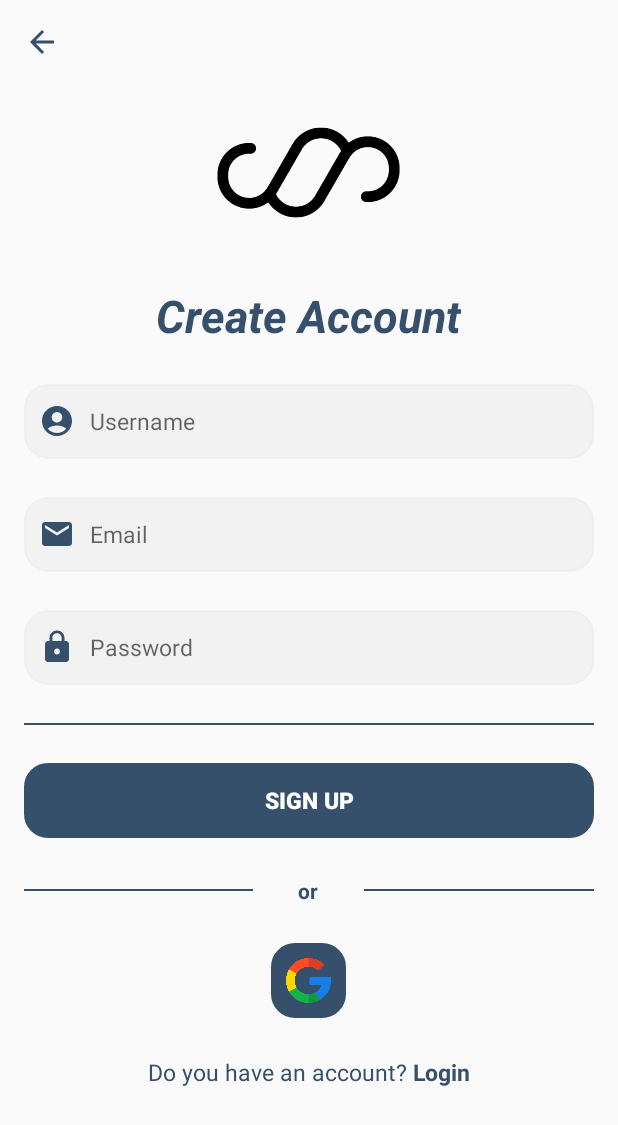
After one commit to PhoSophors/CustomKeyboard, an Android app: the layout activity_create_acc.xml on its own in the app's theme, with its tools: preview values and no code run, on a phone screen of 412 x 824 dp. The commit adds this screen. Shown: the top 1125 px of the screen. Run offline under Robolectric (Android 15) with nearby library versions, the phone set to English and light mode, and no system bars.

Commit message:
update (Login_welcome, login, signup)

```diff
--- /dev/null
+++ b/app/src/main/res/drawable/baseline_account_circle_24.xml
@@ -0,0 +1,5 @@
+<vector android:height="24dp" android:tint="#364F6B"
+    android:viewportHeight="24" android:viewportWidth="24"
+    android:width="24dp" xmlns:android="http://schemas.android.com/apk/res/android">
+    <path android:fillColor="@android:color/white" android:pathData="M12,2C6.48,2 2,6.48 2,12s4.48,10 10,10s10,-4.48 10,-10S17.52,2 12,2zM12,6c1.93,0 3.5,1.57 3.5,3.5S13.93,13 12,13s-3.5,-1.57 -3.5,-3.5S10.07,6 12,6zM12,20c-2.03,0 -4.43,-0.82 -6.14,-2.88C7.55,15.8 9.68,15 12,15s4.45,0.8 6.14,2.12C16.43,19.18 14.03,20 12,20z"/>
+</vector>
--- /dev/null
+++ b/app/src/main/res/drawable/baseline_arrow_back_24.xml
@@ -0,0 +1,5 @@
+<vector android:autoMirrored="true" android:height="24dp"
+    android:tint="#364F6B" android:viewportHeight="24"
+    android:viewportWidth="24" android:width="24dp" xmlns:android="http://schemas.android.com/apk/res/android">
+    <path android:fillColor="@android:color/white" android:pathData="M20,11H7.83l5.59,-5.59L12,4l-8,8 8,8 1.41,-1.41L7.83,13H20v-2z"/>
+</vector>
--- /dev/null
+++ b/app/src/main/res/drawable/baseline_email_24.xml
@@ -0,0 +1,5 @@
+<vector android:height="24dp" android:tint="#364F6B"
+    android:viewportHeight="24" android:viewportWidth="24"
+    android:width="24dp" xmlns:android="http://schemas.android.com/apk/res/android">
+    <path android:fillColor="@android:color/white" android:pathData="M20,4L4,4c-1.1,0 -1.99,0.9 -1.99,2L2,18c0,1.1 0.9,2 2,2h16c1.1,0 2,-0.9 2,-2L22,6c0,-1.1 -0.9,-2 -2,-2zM20,8l-8,5 -8,-5L4,6l8,5 8,-5v2z"/>
+</vector>
--- /dev/null
+++ b/app/src/main/res/drawable/baseline_password_24.xml
@@ -0,0 +1,5 @@
+<vector android:height="24dp" android:tint="#364F6B"
+    android:viewportHeight="24" android:viewportWidth="24"
+    android:width="24dp" xmlns:android="http://schemas.android.com/apk/res/android">
+    <path android:fillColor="@android:color/white" android:pathData="M18,8h-1L17,6c0,-2.76 -2.24,-5 -5,-5S7,3.24 7,6v2L6,8c-1.1,0 -2,0.9 -2,2v10c0,1.1 0.9,2 2,2h12c1.1,0 2,-0.9 2,-2L20,10c0,-1.1 -0.9,-2 -2,-2zM12,17c-1.1,0 -2,-0.9 -2,-2s0.9,-2 2,-2 2,0.9 2,2 -0.9,2 -2,2zM15.1,8L8.9,8L8.9,6c0,-1.71 1.39,-3.1 3.1,-3.1 1.71,0 3.1,1.39 3.1,3.1v2z"/>
+</vector>
--- /dev/null
+++ b/app/src/main/res/drawable/round.xml
@@ -0,0 +1,15 @@
+<?xml version="1.0" encoding="utf-8"?>
+
+<shape
+    xmlns:android="http://schemas.android.com/apk/res/android"
+    android:shape="rectangle">
+
+    <corners android:radius="15dp" />
+
+    <!-- This is the border color -->
+    <stroke android:width="1dp" android:color="@color/fe_color" />
+
+    <!--- This is the background color -->
+<!--        <solid android:color="@color/gray_600" />-->
+
+</shape>
--- /dev/null
+++ b/app/src/main/res/layout/activity_create_acc.xml
@@ -0,0 +1,185 @@
+<?xml version="1.0" encoding="utf-8"?>
+<LinearLayout xmlns:android="http://schemas.android.com/apk/res/android"
+    xmlns:tools="http://schemas.android.com/tools"
+    android:orientation="vertical"
+    android:layout_width="match_parent"
+    android:layout_height="match_parent"
+    android:padding="16dp">
+
+    <ScrollView
+        android:layout_width="fill_parent"
+        android:layout_height="wrap_content">
+        <LinearLayout
+            android:layout_width="match_parent"
+            android:layout_height="wrap_content"
+            android:orientation="vertical"
+            android:gravity="center">
+
+        <!-- back icon -->
+            <LinearLayout
+                android:layout_width="match_parent"
+                android:layout_height="wrap_content"
+                android:gravity="left">
+                <ImageView
+                    android:layout_width="wrap_content"
+                    android:layout_height="wrap_content"
+                    android:src="@drawable/baseline_arrow_back_24"
+                    android:gravity="left"/>
+            </LinearLayout>
+
+
+        <!--  logo icon -->
+            <ImageView
+                android:layout_width="150dp"
+                android:layout_height="150dp"
+                android:src="@drawable/logo"/>
+
+        <!--  text "create account" -->
+            <TextView
+                android:layout_width="wrap_content"
+                android:layout_height="wrap_content"
+                android:textColor="@color/fe_color"
+                android:textStyle="bold|italic"
+                android:textSize="30sp"
+                android:text="Create Account"/>
+
+        <!--  Enter username  -->
+            <EditText
+                android:layout_width="match_parent"
+                android:layout_height="50dp"
+                android:layout_marginTop="25dp"
+                android:drawablePadding="6dp"
+                android:gravity="left|center"
+                android:height="60dp"
+                android:padding="10dp"
+                android:background="@drawable/round"
+                android:drawableStart="@drawable/baseline_account_circle_24"
+                android:backgroundTint="@color/gray"
+                android:hint=" Username"
+                android:textColor="@color/fe_color"
+                android:textSize="15sp"/>
+
+        <!--  Enter Email -->
+            <EditText
+                android:layout_width="match_parent"
+                android:layout_height="50dp"
+                android:layout_marginTop="25dp"
+                android:drawablePadding="6dp"
+                android:gravity="left|center"
+                android:height="60dp"
+                android:padding="10dp"
+                android:background="@drawable/round"
+                android:drawableStart="@drawable/baseline_email_24"
+                android:backgroundTint="@color/gray"
+                android:hint=" Email"
+                android:textColor="@color/fe_color"
+                android:textSize="15sp"/>
+
+        <!-- Enter password -->
+            <EditText
+                android:layout_width="match_parent"
+                android:layout_height="50dp"
+                android:layout_marginTop="25dp"
+                android:drawablePadding="6dp"
+                android:gravity="left|center"
+                android:height="60dp"
+                android:padding="10dp"
+                android:background="@drawable/round"
+                android:drawableStart="@drawable/baseline_password_24"
+                android:backgroundTint="@color/gray"
+                android:hint=" Password"
+                android:textColor="@color/fe_color"
+                android:textSize="15sp"/>
+
+        <!--  line -->
+            <LinearLayout
+                android:layout_width="match_parent"
+                android:layout_height="wrap_content"
+                android:orientation="horizontal"
+                android:layout_marginTop="25dp">
+                <View
+                    android:layout_width="0dp"
+                    android:layout_height="1dp"
+                    android:layout_weight="5"
+                    android:background="@color/fe_color"/>
+            </LinearLayout>
+
+        <!-- sign up button -->
+            <Button
+                android:layout_width="match_parent"
+                android:layout_height="50dp"
+                android:layout_marginTop="25dp"
+                android:background="@drawable/round"
+                android:backgroundTint="@color/fe_color"
+                android:text="Sign Up"
+                android:textSize="15sp"
+                android:textColor="@color/white"
+                android:textStyle="bold" />
+
+        <!--  line "or" -->
+            <LinearLayout
+                android:layout_width="match_parent"
+                android:layout_height="wrap_content"
+                android:layout_marginTop="25dp"
+                android:gravity="center">
+                <View
+                    android:layout_width="0dp"
+                    android:layout_height="1dp"
+                    android:layout_weight="5"
+                    android:background="@color/fe_color"/>
+                <TextView
+                    android:layout_width="wrap_content"
+                    android:layout_height="wrap_content"
+                    android:layout_weight="2"
+                    android:text="or"
+                    android:textColor="@color/fe_color"
+                    android:textAlignment="center"
+                    android:textSize="14sp"
+                    android:textStyle="bold" />
+                <View
+                    android:layout_width="0dp"
+                    android:layout_height="1dp"
+                    android:layout_weight="5"
+                    android:background="@color/fe_color" />
+            </LinearLayout>
+
+        <!--  google imageButton for signup or sign in -->
+            <ImageButton
+                android:layout_width="50dp"
+                android:layout_height="50dp"
+                android:layout_marginTop="25dp"
+                android:layout_marginLeft="20dp"
+                android:layout_marginRight="20dp"
+                android:scaleType="fitCenter"
+                android:src="@drawable/google"
+                android:background="@drawable/round"
+                android:backgroundTint="@color/fe_color"
+                android:padding="10dp"
+                tools:ignore="ExtraText" />
+
+        <!--  text "do you have an account?" -->
+            <LinearLayout
+                android:layout_width="wrap_content"
+                android:layout_height="wrap_content"
+                android:orientation="horizontal"
+                android:layout_marginTop="25dp"
+                android:layout_gravity="center">
+                <TextView
+                    android:layout_width="wrap_content"
+                    android:layout_height="wrap_content"
+                    android:text="Do you have an account?"
+                    android:textColor="@color/fe_color"
+                    android:textSize="15sp" />
+                <TextView
+                    android:layout_width="wrap_content"
+                    android:layout_height="wrap_content"
+                    android:text=" Login"
+                    android:textColor="@color/fe_color"
+                    android:textSize="15sp"
+                    android:textStyle="bold" />
+            </LinearLayout>
+
+
+        </LinearLayout>
+    </ScrollView>
+</LinearLayout>
--- a/app/src/main/res/values-night/themes.xml
+++ b/app/src/main/res/values-night/themes.xml
@@ -1,16 +1,16 @@
 <resources xmlns:tools="http://schemas.android.com/tools">
     <!-- Base application theme. -->
-    <style name="Theme.CustomizeKeyboard" parent="Theme.MaterialComponents.DayNight.DarkActionBar">
+    <style name="Theme.CustomizeKeyboard" parent="Theme.AppCompat.Light.NoActionBar">
         <!-- Primary brand color. -->
-        <item name="colorPrimary">@color/purple_200</item>
-        <item name="colorPrimaryVariant">@color/purple_700</item>
-        <item name="colorOnPrimary">@color/black</item>
-        <!-- Secondary brand color. -->
-        <item name="colorSecondary">@color/teal_200</item>
-        <item name="colorSecondaryVariant">@color/teal_200</item>
-        <item name="colorOnSecondary">@color/black</item>
-        <!-- Status bar color. -->
-        <item name="android:statusBarColor">?attr/colorPrimaryVariant</item>
+<!--        <item name="colorPrimary">@color/purple_200</item>-->
+<!--        <item name="colorPrimaryVariant">@color/purple_700</item>-->
+<!--        <item name="colorOnPrimary">@color/black</item>-->
+<!--        &lt;!&ndash; Secondary brand color. &ndash;&gt;-->
+<!--        <item name="colorSecondary">@color/teal_200</item>-->
+<!--        <item name="colorSecondaryVariant">@color/teal_200</item>-->
+<!--        <item name="colorOnSecondary">@color/black</item>-->
+<!--        &lt;!&ndash; Status bar color. &ndash;&gt;-->
+<!--        <item name="android:statusBarColor">?attr/colorPrimaryVariant</item>-->
         <!-- Customize your theme here. -->
     </style>
 </resources>
--- a/app/src/main/res/values/colors.xml
+++ b/app/src/main/res/values/colors.xml
@@ -1,12 +1,9 @@
 <?xml version="1.0" encoding="utf-8"?>
 <resources>
-    <color name="purple_200">#FFBB86FC</color>
-    <color name="purple_500">#FF6200EE</color>
-    <color name="purple_700">#FF3700B3</color>
-    <color name="teal_200">#FF03DAC5</color>
-    <color name="teal_700">#FF018786</color>
     <color name="black">#FF000000</color>
     <color name="white">#FFFFFFFF</color>
-    <color name="gray_600">#0C0B0B</color>
-
+    <color name="start">#94364F6B</color>
+    <color name="end">#000C0B0B</color>
+    <color name="fe_color">#364F6B</color>
+    <color name="gray">#73E6E6E6</color>
 </resources>
--- a/app/src/main/res/values/themes.xml
+++ b/app/src/main/res/values/themes.xml
@@ -1,16 +1,16 @@
 <resources xmlns:tools="http://schemas.android.com/tools">
     <!-- Base application theme. -->
-    <style name="Theme.CustomizeKeyboard" parent="Theme.MaterialComponents.DayNight.DarkActionBar">
+    <style name="Theme.CustomizeKeyboard" parent="Theme.AppCompat.Light.NoActionBar">
         <!-- Primary brand color. -->
-        <item name="colorPrimary">@color/purple_500</item>
-        <item name="colorPrimaryVariant">@color/purple_700</item>
-        <item name="colorOnPrimary">@color/white</item>
+<!--        <item name="colorPrimary">@color/white</item>-->
+<!--        <item name="colorPrimaryVariant">@color/fe_color</item>-->
+<!--        <item name="colorOnPrimary">@color/white</item>-->
         <!-- Secondary brand color. -->
-        <item name="colorSecondary">@color/teal_200</item>
-        <item name="colorSecondaryVariant">@color/teal_700</item>
-        <item name="colorOnSecondary">@color/black</item>
+<!--        <item name="colorSecondary">@color/fe_color</item>-->
+<!--        <item name="colorSecondaryVariant">@color/fe_color</item>-->
+<!--        <item name="colorOnSecondary">@color/black</item>-->
         <!-- Status bar color. -->
-        <item name="android:statusBarColor">?attr/colorPrimaryVariant</item>
+<!--        <item name="android:statusBarColor">?attr/colorPrimaryVariant</item>-->
         <!-- Customize your theme here. -->
     </style>
 </resources>
```
Also changed, not shown: app/src/main/res/drawable/welcome_bg.xml (added, +9 -0 lines), app/src/main/res/layout/activity_login.xml (added, +180 -0 lines), app/src/main/res/layout/activity_welcome.xml (+40 -29 lines), app/src/main/res/layout/activity_welcome_login.xml (added, +132 -0 lines), app/src/main/res/drawable/google.png (added), app/src/main/res/drawable/login.png (added), app/src/main/res/drawable/logo.png (added), 1 other file.
